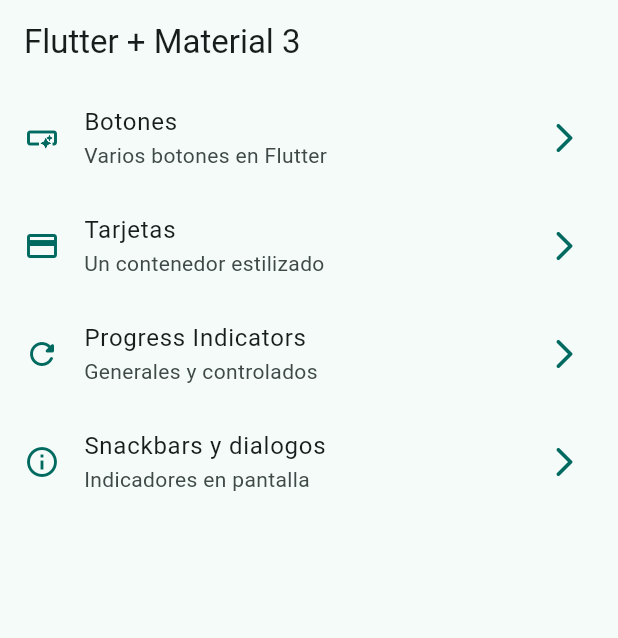
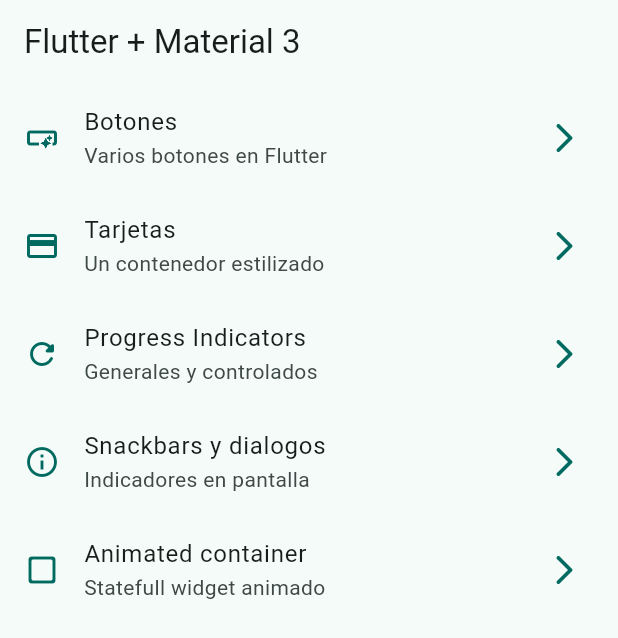
Before and after one commit to alexisperez4/widgets-app-flutter, a Flutter app: the screen it shows after launch, on a phone screen of 412 x 824 dp. Shown: the top 638 px of the screen. Run offline on Flutter 3.47's test engine with Material 3 defaults, Android fonts, the phone set to English and light mode, and no system bars; our stand-ins replace go_router.

Commit message:
animated container finished

```diff
--- a/lib/config/menu/menu_item.dart
+++ b/lib/config/menu/menu_item.dart
@@ -44,6 +44,13 @@ const appMenuItems = <MenuItem>[
     icon: Icons.info_outline,
   ),
 
+  MenuItem(
+    title: 'Animated container',
+    subTitle: 'Statefull widget animado',
+    link: '/animated',
+    icon: Icons.check_box_outline_blank_rounded,
+  ),
+
 
 
 ];
--- a/lib/config/router/app_router.dart
+++ b/lib/config/router/app_router.dart
@@ -31,6 +31,12 @@ final appRouter = GoRouter(
       builder: (context, state) => const SnackBarScreen(),
     ),
 
+    GoRoute(
+      path: '/animated',
+      name: AnimatedScreen.name,
+      builder: (context, state) => const AnimatedScreen(),
+    ),
+
 
 
   ]
```
Also changed, not shown: lib/presentation/screens/animated/animated_screen.dart (+62 -2 lines).
